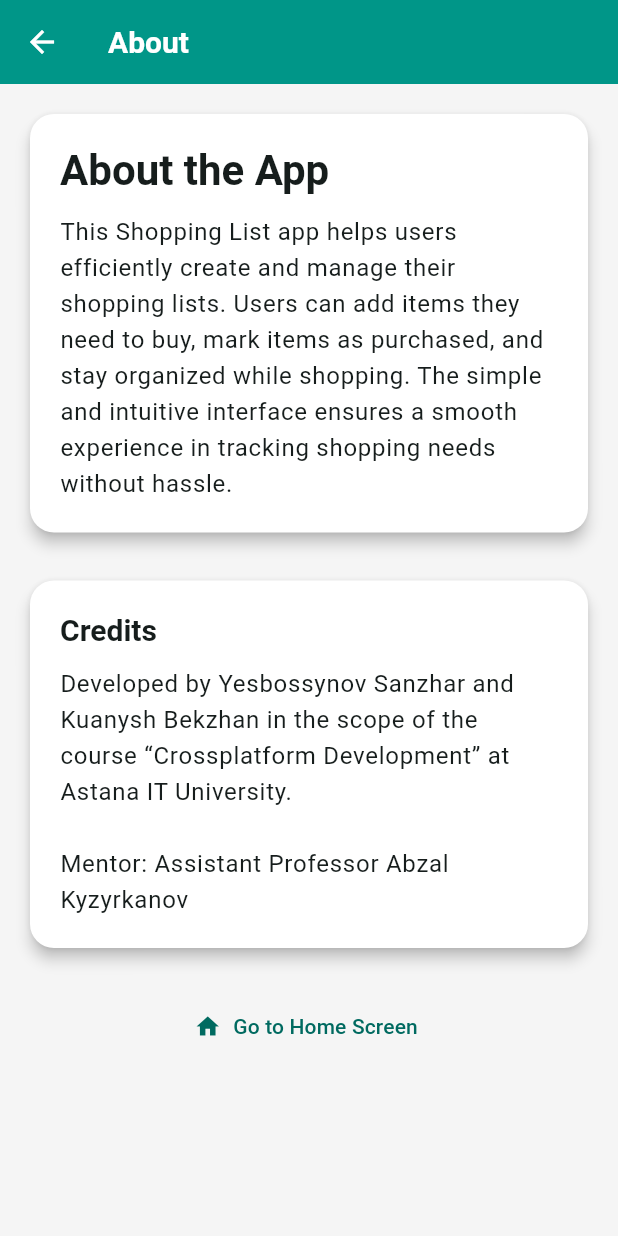
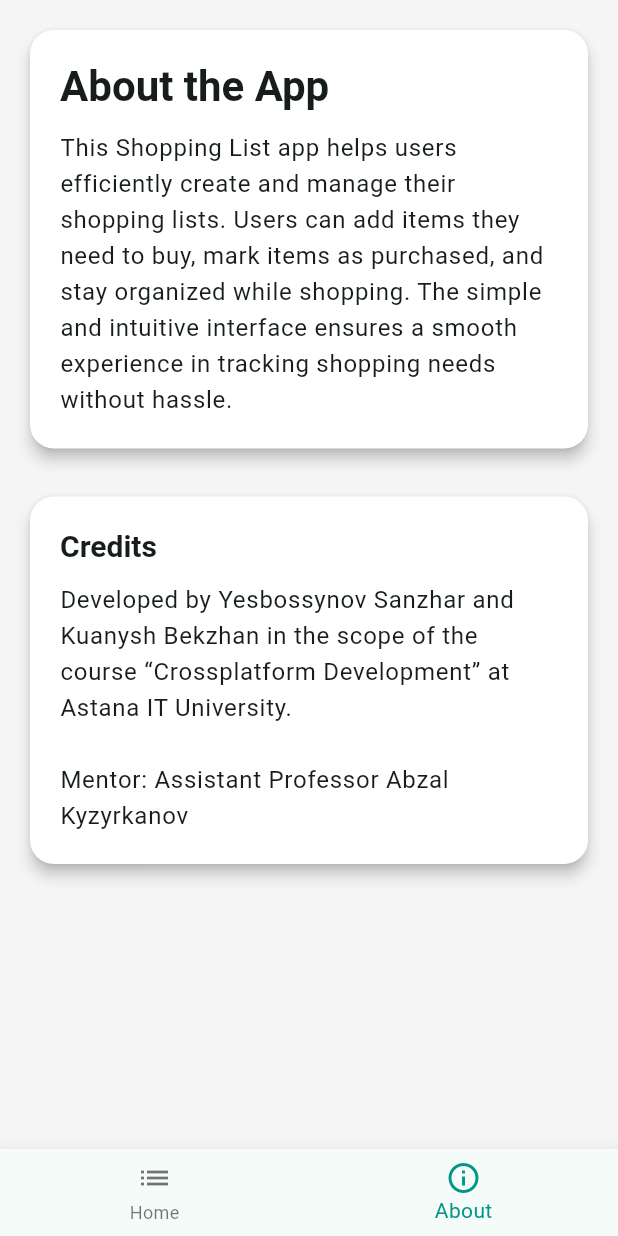
Before and after one commit to Ekacka/cross, a Flutter app: the AboutPage screen opened by its route, on a phone screen of 412 x 824 dp. Run offline on Flutter 3.47's test engine with Material 3 defaults, Android fonts, the phone set to English and light mode, and no system bars.

Commit message:
added nav bar

```diff
--- a/lib/screens/about_page.dart
+++ b/lib/screens/about_page.dart
@@ -1,4 +1,5 @@
 import 'package:flutter/material.dart';
+import '../widgets/app_scaffold.dart';
 
 class AboutPage extends StatelessWidget {
   const AboutPage({super.key});
@@ -7,12 +8,8 @@ class AboutPage extends StatelessWidget {
   Widget build(BuildContext context) {
     final theme = Theme.of(context).textTheme;
 
-    return Scaffold(
-      appBar: AppBar(
-        title: const Text('About'),
-        backgroundColor: Colors.teal,
-        foregroundColor: Colors.white,
-      ),
+    return AppScaffold(
+      currentIndex: 1,
       body: SingleChildScrollView(
         padding: const EdgeInsets.all(16),
         child: Column(
@@ -64,14 +61,6 @@ class AboutPage extends StatelessWidget {
                 ),
               ),
             ),
-            const SizedBox(height: 24),
-            TextButton.icon(
-              onPressed: () {
-                Navigator.pushNamed(context, '/');
-              },
-              icon: const Icon(Icons.home),
-              label: const Text('Go to Home Screen'),
-            ),
           ],
         ),
       ),
--- /dev/null
+++ b/lib/widgets/app_scaffold.dart
@@ -0,0 +1,39 @@
+import 'package:flutter/material.dart';
+
+class AppScaffold extends StatelessWidget {
+  final Widget body;
+  final int currentIndex;
+
+  const AppScaffold({super.key, required this.body, required this.currentIndex});
+
+  void _onItemTapped(BuildContext context, int index) {
+    if (index == currentIndex) return;
+    if (index == 0) {
+      Navigator.pushNamed(context, '/');
+    } else if (index == 1) {
+      Navigator.pushNamed(context, '/about');
+    }
+  }
+
+  @override
+  Widget build(BuildContext context) {
+    return Scaffold(
+      body: body,
+      bottomNavigationBar: BottomNavigationBar(
+        currentIndex: currentIndex,
+        selectedItemColor: Colors.teal,
+        onTap: (index) => _onItemTapped(context, index),
+        items: const [
+          BottomNavigationBarItem(
+            icon: Icon(Icons.list),
+            label: 'Home',
+          ),
+          BottomNavigationBarItem(
+            icon: Icon(Icons.info_outline),
+            label: 'About',
+          ),
+        ],
+      ),
+    );
+  }
+}
```
Also changed, not shown: lib/screens/home_screen.dart (+3 -6 lines).
